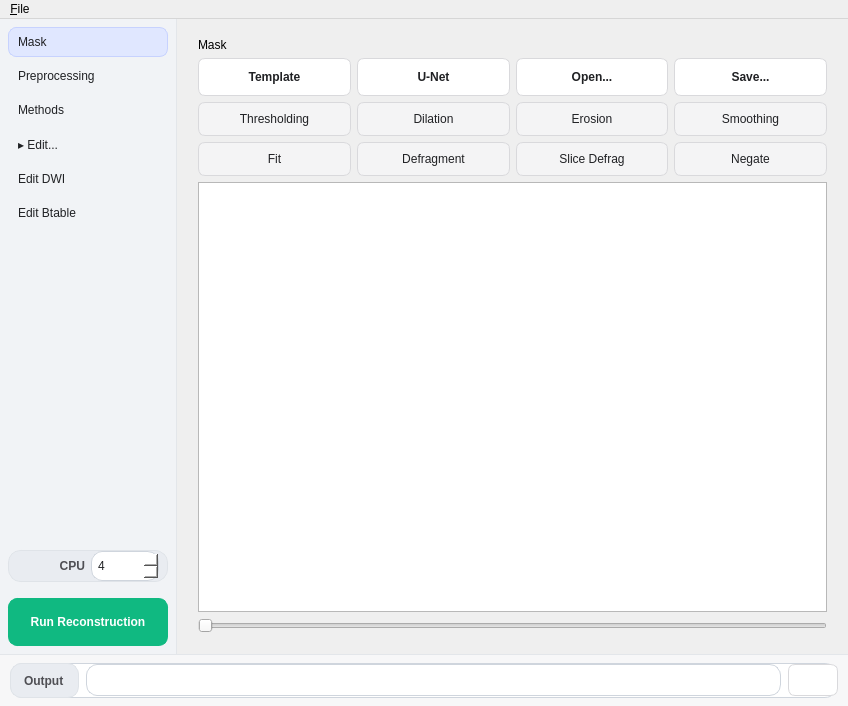
frankyeh/DSI-Studio, file reconstruction/reconstruction_window.ui: the form before one commit.
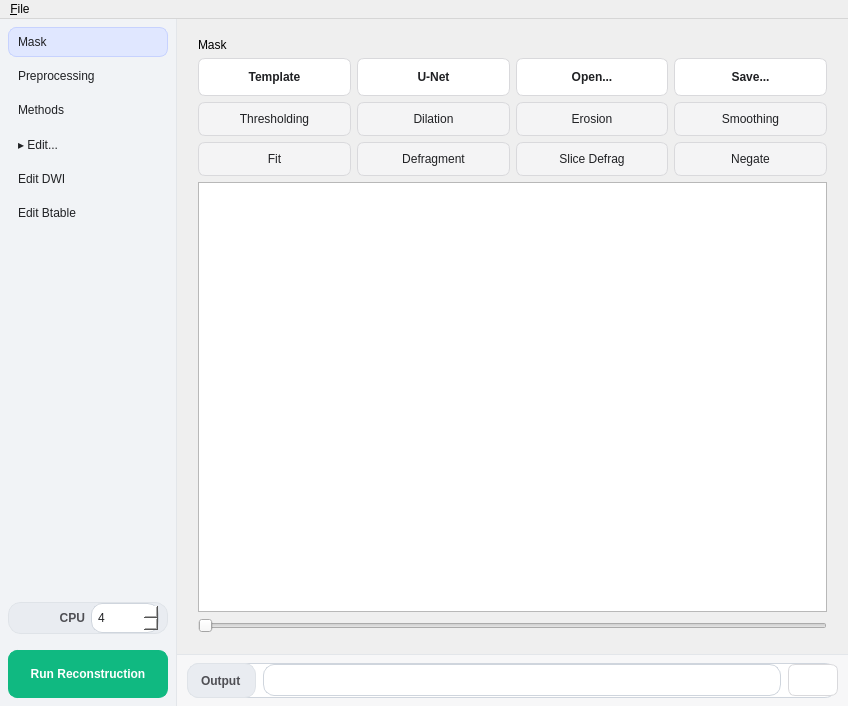
The form after the commit. Icons and pictures are not drawn.

Commit message: Move reconstruction output footer below right tab pages

```diff
--- a/reconstruction/reconstruction_window.ui
+++ b/reconstruction/reconstruction_window.ui
@@ -321,7 +321,13 @@
        </widget>
       </item>
       <item>
-       <widget class="QStackedWidget" name="pages">
+       <layout class="QVBoxLayout" name="reconstruction_right_layout" stretch="1,0">
+        <property name="spacing"><number>0</number></property>
+        <property name="leftMargin"><number>0</number></property>
+        <property name="topMargin"><number>0</number></property>
+        <property name="rightMargin"><number>0</number></property>
+        <property name="bottomMargin"><number>0</number></property>
+        <item><widget class="QStackedWidget" name="pages">
         <property name="currentIndex">
          <number>0</number>
         </property>
@@ -2760,12 +2766,8 @@
           </item>
          </layout>
         </widget>
-       </widget>
-      </item>
-     </layout>
-    </item>
-    <item>
-     <widget class="QFrame" name="run_bar">
+       </widget></item>
+        <item><widget class="QFrame" name="run_bar">
       <property name="sizePolicy">
        <sizepolicy hsizetype="Expanding" vsizetype="Fixed">
         <horstretch>0</horstretch>
@@ -2840,7 +2842,10 @@
         </widget>
        </item>
       </layout>
-     </widget>
+     </widget></item>
+       </layout>
+      </item>
+     </layout>
     </item>
    </layout>
   </widget>
```
